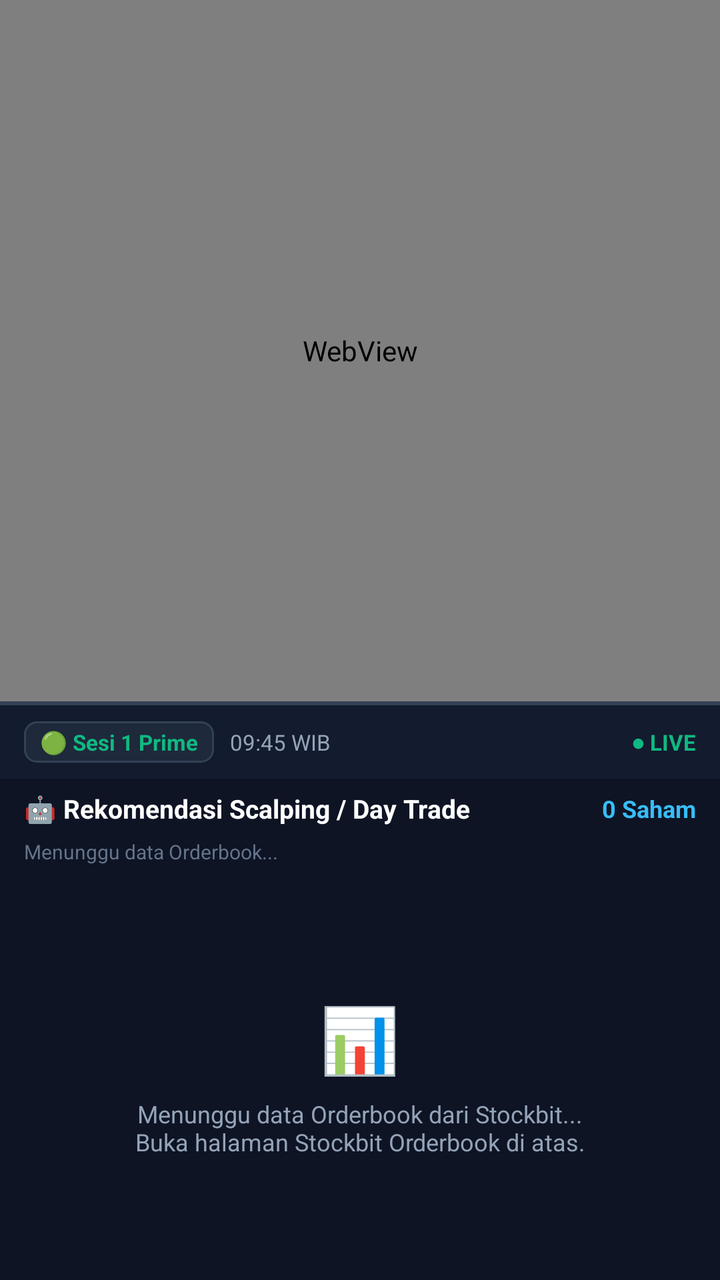
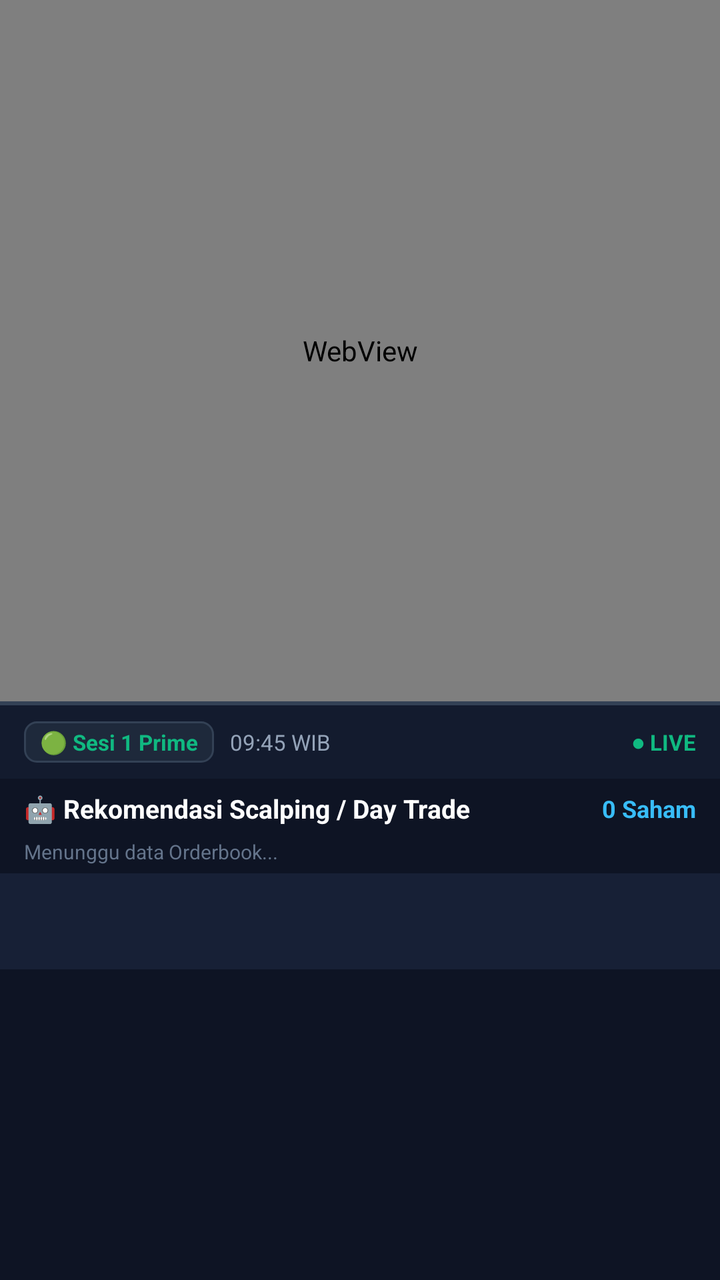

The first picture is an Android layout as it rendered before a commit; the second is the same layout after the commit. The layout source and the unified diff follow.
<!-- AndroidManifest.xml: application theme Theme.AppScalping -->
<!-- res/layout/activity_main.xml -->
<?xml version="1.0" encoding="utf-8"?>
<LinearLayout xmlns:android="http://schemas.android.com/apk/res/android"
    xmlns:app="http://schemas.android.com/apk/res-auto"
    android:layout_width="match_parent"
    android:layout_height="match_parent"
    android:background="@color/bg_panel"
    android:orientation="vertical">

    
    <FrameLayout
        android:layout_width="match_parent"
        android:layout_height="0dp"
        android:layout_weight="55">

        <WebView
            android:id="@+id/webViewStockbit"
            android:layout_width="match_parent"
            android:layout_height="match_parent" />

        <WebView
            android:id="@+id/webViewMovers"
            android:layout_width="0dp"
            android:layout_height="0dp"
            android:visibility="gone" />

        <ProgressBar
            android:id="@+id/webViewProgressBar"
            style="?android:attr/progressBarStyleHorizontal"
            android:layout_width="match_parent"
            android:layout_height="4dp"
            android:layout_gravity="top"
            android:indeterminate="true"
            android:visibility="gone" />
    </FrameLayout>

    
    <View
        android:layout_width="match_parent"
        android:layout_height="2dp"
        android:background="@color/divider_color" />

    
    <LinearLayout
        android:layout_width="match_parent"
        android:layout_height="0dp"
        android:layout_weight="45"
        android:background="@color/bg_panel"
        android:orientation="vertical">

        
        <LinearLayout
            android:layout_width="match_parent"
            android:layout_height="wrap_content"
            android:background="#131B2E"
            android:gravity="center_vertical"
            android:orientation="horizontal"
            android:paddingHorizontal="12dp"
            android:paddingVertical="8dp">

            <TextView
                android:id="@+id/tvSessionBadge"
                android:layout_width="wrap_content"
                android:layout_height="wrap_content"
                android:background="@drawable/bg_chip"
                android:paddingHorizontal="8dp"
                android:paddingVertical="3dp"
                android:text="🟢 Sesi 1 Prime"
                android:textColor="@color/signal_green"
                android:textSize="11sp"
                android:textStyle="bold" />

            <TextView
                android:id="@+id/tvSessionTime"
                android:layout_width="wrap_content"
                android:layout_height="wrap_content"
                android:layout_marginStart="8dp"
                android:text="09:45 WIB"
                android:textColor="@color/text_secondary"
                android:textSize="11sp" />

            <View
                android:layout_width="0dp"
                android:layout_height="1dp"
                android:layout_weight="1" />

            <TextView
                android:id="@+id/tvLiveStatus"
                android:layout_width="wrap_content"
                android:layout_height="wrap_content"
                android:text="@string/live_badge"
                android:textColor="@color/signal_green"
                android:textSize="11sp"
                android:textStyle="bold" />
        </LinearLayout>

        
        <LinearLayout
            android:layout_width="match_parent"
            android:layout_height="wrap_content"
            android:gravity="center_vertical"
            android:orientation="horizontal"
            android:paddingHorizontal="12dp"
            android:paddingVertical="6dp">

            <TextView
                android:layout_width="wrap_content"
                android:layout_height="wrap_content"
                android:text="🤖 Rekomendasi Scalping / Day Trade"
                android:textColor="@color/text_primary"
                android:textSize="13sp"
                android:textStyle="bold" />

            <View
                android:layout_width="0dp"
                android:layout_height="1dp"
                android:layout_weight="1" />

            <TextView
                android:id="@+id/tvStockCount"
                android:layout_width="wrap_content"
                android:layout_height="wrap_content"
                android:text="0 Saham"
                android:textColor="@color/brand_accent"
                android:textSize="12sp"
                android:textStyle="bold" />
        </LinearLayout>

        
        <TextView
            android:id="@+id/tvStatusLog"
            android:layout_width="match_parent"
            android:layout_height="wrap_content"
            android:ellipsize="end"
            android:maxLines="1"
            android:paddingHorizontal="12dp"
            android:paddingBottom="4dp"
            android:text="Menunggu data Orderbook..."
            android:textColor="@color/text_muted"
            android:textSize="10sp" />

        
        <FrameLayout
            android:layout_width="match_parent"
            android:layout_height="0dp"
            android:layout_weight="1">

            <androidx.recyclerview.widget.RecyclerView
                android:id="@+id/rvStockRanking"
                android:layout_width="match_parent"
                android:layout_height="match_parent"
                android:clipToPadding="false"
                android:paddingBottom="8dp" />

            
            <LinearLayout
                android:id="@+id/layoutEmptyState"
                android:layout_width="match_parent"
                android:layout_height="match_parent"
                android:gravity="center"
                android:orientation="vertical"
                android:padding="24dp">

                <TextView
                    android:layout_width="wrap_content"
                    android:layout_height="wrap_content"
                    android:text="📊"
                    android:textSize="32sp" />

                <TextView
                    android:layout_width="wrap_content"
                    android:layout_height="wrap_content"
                    android:layout_marginTop="8dp"
                    android:gravity="center"
                    android:text="@string/empty_ranking_msg"
                    android:textColor="@color/text_secondary"
                    android:textSize="12sp" />
            </LinearLayout>
        </FrameLayout>
    </LinearLayout>

</LinearLayout>
<!-- resources referenced by this layout -->
<resources>
  <color name="bg_panel">#0E1424</color>
  <color name="brand_accent">#38BDF8</color>
  <color name="divider_color">#334155</color>
  <color name="signal_green">#10B981</color>
  <color name="text_muted">#64748B</color>
  <color name="text_primary">#FFFFFF</color>
  <color name="text_secondary">#94A3B8</color>
  <!-- drawable bg_chip (drawable) -->
  <?xml version="1.0" encoding="utf-8"?>
  <shape xmlns:android="http://schemas.android.com/apk/res/android"
      android:shape="rectangle">
      <corners android:radius="6dp" />
      <solid android:color="#1E293B" />
      <stroke android:width="1dp" android:color="#334155" />
  </shape>
  <string name="empty_ranking_msg">Menunggu data Orderbook dari Stockbit...\nBuka halaman Stockbit Orderbook di atas.</string>
  <string name="live_badge">● LIVE</string>
  <style name="Theme.AppScalping" parent="Theme.Material3.DayNight.NoActionBar">
          <item name="android:statusBarColor">@color/bg_panel</item>
          <item name="android:windowLightStatusBar">false</item>
          <item name="android:navigationBarColor">@color/bg_panel</item>
          <item name="colorPrimary">@color/brand_primary</item>
          <item name="colorSecondary">@color/brand_accent</item>
      </style>
  <color name="brand_primary">#0EA5E9</color>
</resources>

<!-- the commit's change to res/layout/activity_main.xml (unified diff, before → after) -->
@@ -139,43 +139,56 @@
             android:textSize="10sp" />
 
         
-        <FrameLayout
+        <com.google.android.material.tabs.TabLayout
+            android:id="@+id/tabLayout"
+            android:layout_width="match_parent"
+            android:layout_height="wrap_content"
+            android:background="@color/bg_card"
+            app:tabIndicatorColor="@color/brand_primary"
+            app:tabSelectedTextColor="@color/brand_primary"
+            app:tabTextColor="@color/text_secondary"
+            app:tabMode="fixed"
+            app:tabGravity="fill" />
+
+        
+        <LinearLayout
+            android:id="@+id/llActiveTradeBanner"
+            android:layout_width="match_parent"
+            android:layout_height="wrap_content"
+            android:orientation="horizontal"
+            android:background="#2E7D32"
+            android:paddingHorizontal="12dp"
+            android:paddingVertical="8dp"
+            android:gravity="center_vertical"
+            android:visibility="gone">
+
+            <TextView
+                android:layout_width="wrap_content"
+                android:layout_height="wrap_content"
+                android:text="💼 Portfolio:"
+                android:textColor="@android:color/white"
+                android:textSize="12sp"
+                android:textStyle="bold" />
+
+            <TextView
+                android:id="@+id/tvActiveTradeStatus"
+                android:layout_width="0dp"
+                android:layout_height="wrap_content"
+                android:layout_weight="1"
+                android:layout_marginStart="8dp"
+                android:text="PYFA: +2.5% (Tahan)"
+                android:textColor="@android:color/white"
+                android:textSize="12sp"
+                android:textStyle="bold" />
+
+        </LinearLayout>
+
+        
+        <androidx.viewpager2.widget.ViewPager2
+            android:id="@+id/viewPager"
             android:layout_width="match_parent"
             android:layout_height="0dp"
-            android:layout_weight="1">
-
-            <androidx.recyclerview.widget.RecyclerView
-                android:id="@+id/rvStockRanking"
-                android:layout_width="match_parent"
-                android:layout_height="match_parent"
-                android:clipToPadding="false"
-                android:paddingBottom="8dp" />
-
-            
-            <LinearLayout
-                android:id="@+id/layoutEmptyState"
-                android:layout_width="match_parent"
-                android:layout_height="match_parent"
-                android:gravity="center"
-                android:orientation="vertical"
-                android:padding="24dp">
-
-                <TextView
-                    android:layout_width="wrap_content"
-                    android:layout_height="wrap_content"
-                    android:text="📊"
-                    android:textSize="32sp" />
-
-                <TextView
-                    android:layout_width="wrap_content"
-                    android:layout_height="wrap_content"
-                    android:layout_marginTop="8dp"
-                    android:gravity="center"
-                    android:text="@string/empty_ranking_msg"
-                    android:textColor="@color/text_secondary"
-                    android:textSize="12sp" />
-            </LinearLayout>
-        </FrameLayout>
+            android:layout_weight="1" />
     </LinearLayout>
 
 </LinearLayout>
<!-- resource entries referenced after the edit -->
@@ -1,5 +1,6 @@
 <!-- resources referenced by this layout -->
 <resources>
+  <color name="bg_card">#172036</color>
   <color name="bg_panel">#0E1424</color>
   <color name="brand_accent">#38BDF8</color>
   <color name="divider_color">#334155</color>
@@ -15,7 +16,6 @@
       <solid android:color="#1E293B" />
       <stroke android:width="1dp" android:color="#334155" />
   </shape>
-  <string name="empty_ranking_msg">Menunggu data Orderbook dari Stockbit...\nBuka halaman Stockbit Orderbook di atas.</string>
   <string name="live_badge">● LIVE</string>
   <style name="Theme.AppScalping" parent="Theme.Material3.DayNight.NoActionBar">
           <item name="android:statusBarColor">@color/bg_panel</item>
